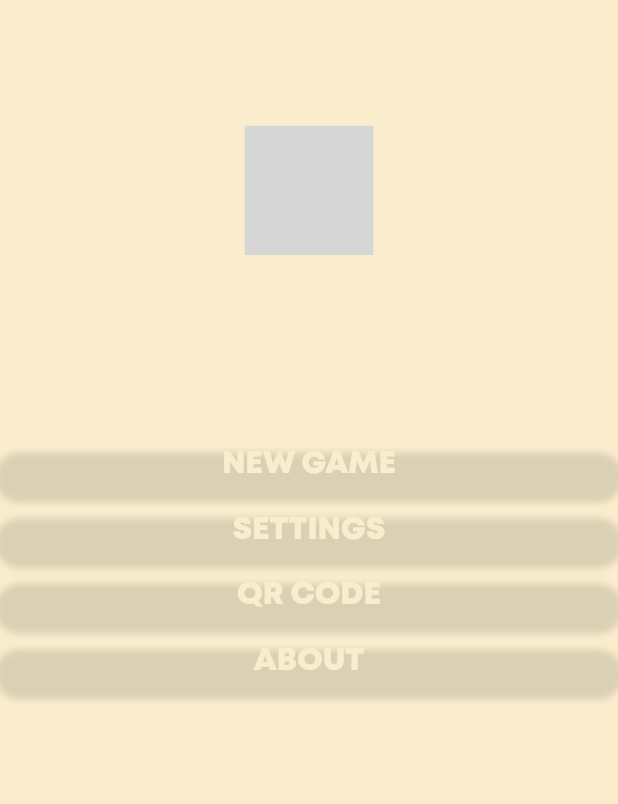
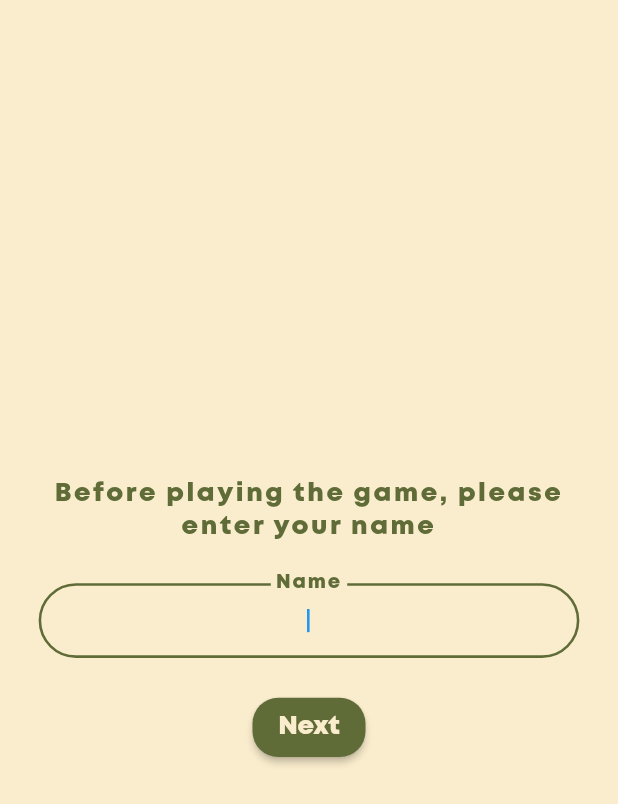
Before and after one commit to enehry/utak_riscian, a Flutter app: the screen it shows after launch, on a phone screen of 412 x 824 dp. Shown: the top 804 px of the screen. Run offline on Flutter 3.47's test engine with Material 2 defaults, Android fonts, the phone set to English and light mode, and no system bars; our stand-ins replace flutter_signin_button, flutter_svg, just_audio, package_info_plus, responsive_framework, shared_preferences; missing offline and left inert: animated_button; project files that could hold a hidden picture were left out; grey boxes are pictures that could not be loaded.

Commit message:
added end screen, name and fix minor bugs

```diff
--- a/lib/providers/game_screen_provider.dart
+++ b/lib/providers/game_screen_provider.dart
@@ -14,13 +14,27 @@ class GameScreenProvider extends ChangeNotifier {
   int _stage = 0;
   bool isFinish = false;
   bool isWrong = false;
+  String? _name;
 
   int _tempStage = 0;
 
   GameScreenProvider() {
     _stage = getStageFromStorage();
     _coins = getCoinsFromStorage();
+    _name = getNameFromStorage();
     loadQuestions();
+  }
+
+  String? get name => _name;
+
+  String? getNameFromStorage() {
+    return StorageUtil.getString('name');
+  }
+
+  void setName(String name) {
+    StorageUtil.setString("name", name);
+    _name = name;
+    notifyListeners();
   }
 
   int getStageFromStorage() => StorageUtil.getInt('stage');
--- /dev/null
+++ b/lib/screens/input_name_screen.dart
@@ -0,0 +1,101 @@
+import 'package:flutter/material.dart';
+import 'package:provider/provider.dart';
+import 'package:utak_riscian/providers/game_screen_provider.dart';
+
+class InputNameScreen extends StatefulWidget {
+  const InputNameScreen({Key? key}) : super(key: key);
+
+  @override
+  State<InputNameScreen> createState() => _InputNameScreenState();
+}
+
+class _InputNameScreenState extends State<InputNameScreen> {
+  final _formKey = GlobalKey<FormState>();
+  final _nameController = TextEditingController();
+
+  @override
+  Widget build(BuildContext context) {
+    return Scaffold(
+      body: SafeArea(
+        child: Form(
+          key: _formKey,
+          child: Padding(
+            padding: const EdgeInsets.symmetric(horizontal: 30.0),
+            child: Column(
+              mainAxisAlignment: MainAxisAlignment.center,
+              children: [
+                Text(
+                  'Before playing the game, please enter your name',
+                  style: Theme.of(context).textTheme.headline1!.copyWith(
+                        fontSize: 20.0,
+                      ),
+                  textAlign: TextAlign.center,
+                ),
+                const SizedBox(
+                  height: 30.0,
+                ),
+                TextFormField(
+                  controller: _nameController,
+                  textAlign: TextAlign.center,
+                  autofocus: true,
+                  style: Theme.of(context).textTheme.headline1!.copyWith(
+                        fontSize: 20.0,
+                      ),
+                  validator: (value) {
+                    if (value!.isEmpty) {
+                      return 'Please enter your name';
+                    }
+                    return null;
+                  },
+                  decoration: InputDecoration(
+                    floatingLabelAlignment: FloatingLabelAlignment.center,
+                    labelText: 'Name',
+                    labelStyle: Theme.of(context).textTheme.headline1!.copyWith(
+                          fontSize: 20.0,
+                        ),
+                    border: OutlineInputBorder(
+                      borderRadius: BorderRadius.circular(40.0),
+                    ),
+                    focusedBorder: OutlineInputBorder(
+                      borderRadius: BorderRadius.circular(40.0),
+                      borderSide: BorderSide(
+                        color: Theme.of(context).colorScheme.secondary,
+                        width: 2.0,
+                      ),
+                    ),
+                  ),
+                ),
+                const SizedBox(
+                  height: 30.0,
+                ),
+                ElevatedButton(
+                  child: Text(
+                    'Next',
+                    style: Theme.of(context).textTheme.bodyText1!.copyWith(
+                          fontSize: 20.0,
+                        ),
+                  ),
+                  style: ElevatedButton.styleFrom(
+                    primary: Theme.of(context).colorScheme.secondary,
+                    padding: const EdgeInsets.symmetric(
+                        horizontal: 20.0, vertical: 10.0),
+                    shape: RoundedRectangleBorder(
+                      borderRadius: BorderRadius.circular(20.0),
+                    ),
+                  ),
+                  onPressed: () {
+                    if (_formKey.currentState!.validate()) {
+                      context
+                          .read<GameScreenProvider>()
+                          .setName(_nameController.text);
+                    }
+                  },
+                ),
+              ],
+            ),
+          ),
+        ),
+      ),
+    );
+  }
+}
--- a/lib/screens/stages_screen.dart
+++ b/lib/screens/stages_screen.dart
@@ -147,6 +147,9 @@ class StagesScreen extends StatelessWidget {
                 }),
               ),
             ),
+            const SizedBox(
+              height: 20.0,
+            )
           ],
         ),
       ),
--- a/lib/screens/wrapper.dart
+++ b/lib/screens/wrapper.dart
@@ -1,5 +1,8 @@
 import 'package:flutter/material.dart';
+import 'package:provider/provider.dart';
+import 'package:utak_riscian/providers/game_screen_provider.dart';
 import 'package:utak_riscian/screens/home_screen.dart';
+import 'package:utak_riscian/screens/input_name_screen.dart';
 
 class Wrapper extends StatelessWidget {
   @override
@@ -36,6 +39,9 @@ class Wrapper extends StatelessWidget {
 
         return value == true;
       },
-        child: HomeScreen());
+      child: context.watch<GameScreenProvider>().name != null
+          ? HomeScreen()
+          : InputNameScreen(),
+    );
   }
 }
--- a/lib/services/storage_util.dart
+++ b/lib/services/storage_util.dart
@@ -24,6 +24,16 @@ class StorageUtil {
     return _preferences?.getInt(key) ?? defValue;
   }
 
+  // get String
+  static String? getString(String key, {String? defValue}) {
+    if (_preferences == null) return defValue;
+    return _preferences?.getString(key) ?? defValue;
+  }
+
+  static void setString(String key, String name) {
+    _preferences?.setString(key, name);
+  }
+
   static double getVolume(String key, {double defValue = 1.0}) {
     if (_preferences == null) return defValue;
     return _preferences?.getDouble(key) ?? defValue;
--- a/lib/widgets/answer_widget.dart
+++ b/lib/widgets/answer_widget.dart
@@ -65,7 +65,7 @@ class AnswerWidget extends StatelessWidget {
                                 .playSound('assets/sounds/coin.wav');
 
                             // check if next level
-                            if (provider.questions[provider.stage + 1].level !=
+                            if (provider.questions[provider.stage - 1].level !=
                                 provider.question.level) {
                               showDialog(
                                 barrierDismissible: false,
@@ -73,7 +73,9 @@ class AnswerWidget extends StatelessWidget {
                                 builder: (builder) => DialogWidget(
                                   title: 'DID YOU KNOW?',
                                   text: facts[provider
-                                          .questions[provider.stage - 1].level]
+                                              .questions[provider.stage - 1]
+                                              .level -
+                                          1]
                                       .text,
                                   image: 'assets/icons/warn.svg',
                                   onPressed: () {
```
Also changed, not shown: lib/fact.dart (+45 -5 lines), lib/screens/end_screen.dart (added, +35 -0 lines), lib/screens/game_screen.dart (+2 -7 lines). Lines whose indentation alone changed are shown as unchanged.
